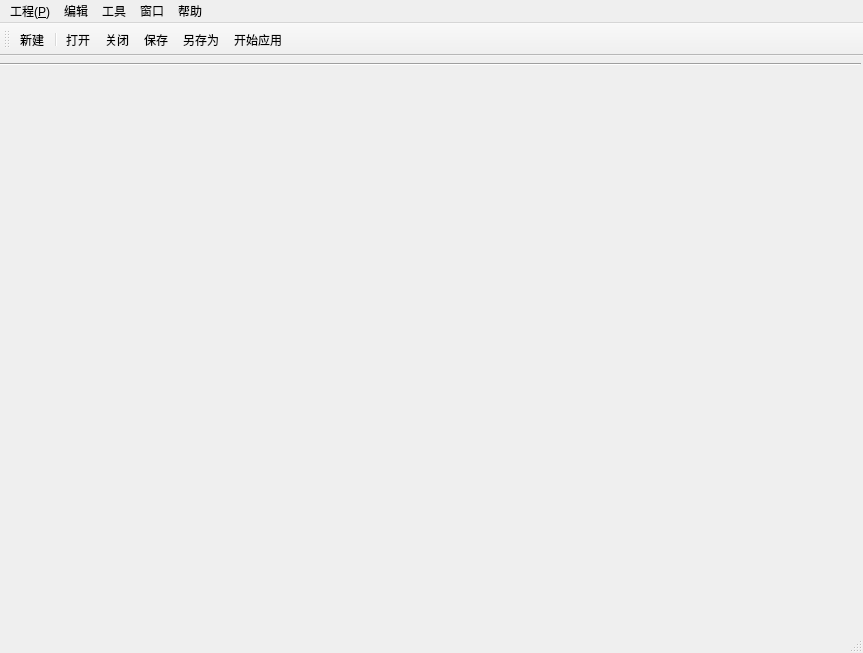
Old version of the form mainwindow.ui in the repository archerHe/Test.
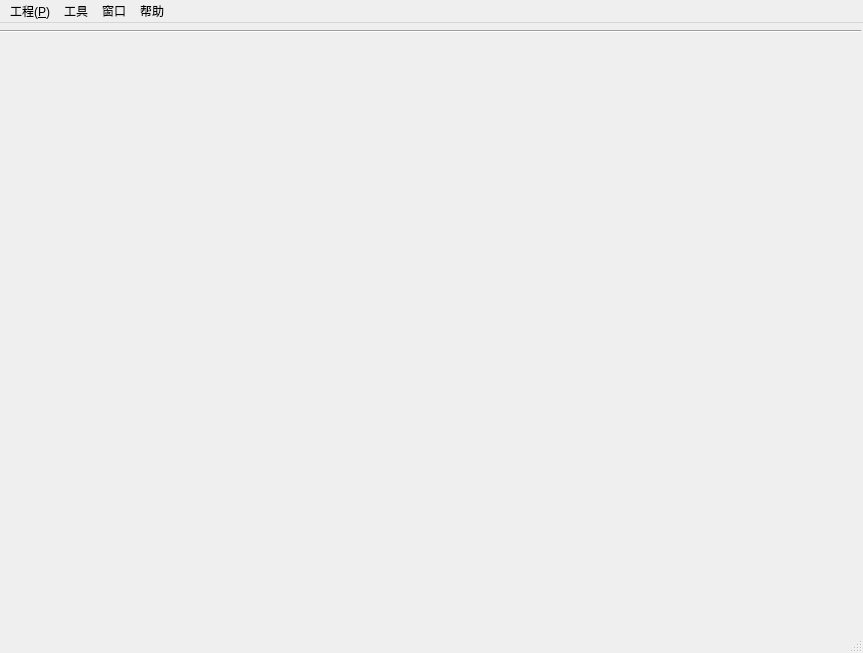
New version of the form. Icons and pictures are not drawn.

Patch:
```diff
--- a/mainwindow.ui
+++ b/mainwindow.ui
@@ -63,16 +63,6 @@
     <addaction name="actSaveAs"/>
     <addaction name="actExit"/>
    </widget>
-   <widget class="QMenu" name="menu">
-    <property name="title">
-     <string>编辑</string>
-    </property>
-    <addaction name="actCopy"/>
-    <addaction name="actCut"/>
-    <addaction name="actPaste"/>
-    <addaction name="actUndo"/>
-    <addaction name="actSelectAll"/>
-   </widget>
    <widget class="QMenu" name="menu_2">
     <property name="title">
      <string>工具</string>
@@ -89,27 +79,11 @@
     </property>
    </widget>
    <addaction name="menu_prj"/>
-   <addaction name="menu"/>
    <addaction name="menu_2"/>
    <addaction name="menu_3"/>
    <addaction name="menu_4"/>
   </widget>
   <widget class="QStatusBar" name="statusBar"/>
-  <widget class="QToolBar" name="mainToolBar">
-   <attribute name="toolBarArea">
-    <enum>TopToolBarArea</enum>
-   </attribute>
-   <attribute name="toolBarBreak">
-    <bool>false</bool>
-   </attribute>
-   <addaction name="actNew"/>
-   <addaction name="separator"/>
-   <addaction name="actOpen"/>
-   <addaction name="actClose"/>
-   <addaction name="actSave"/>
-   <addaction name="actSaveAs"/>
-   <addaction name="actApply"/>
-  </widget>
   <action name="actNew">
    <property name="checkable">
     <bool>false</bool>
```
Left out of the diff: 6 changed lines with no effect on the pictures.
